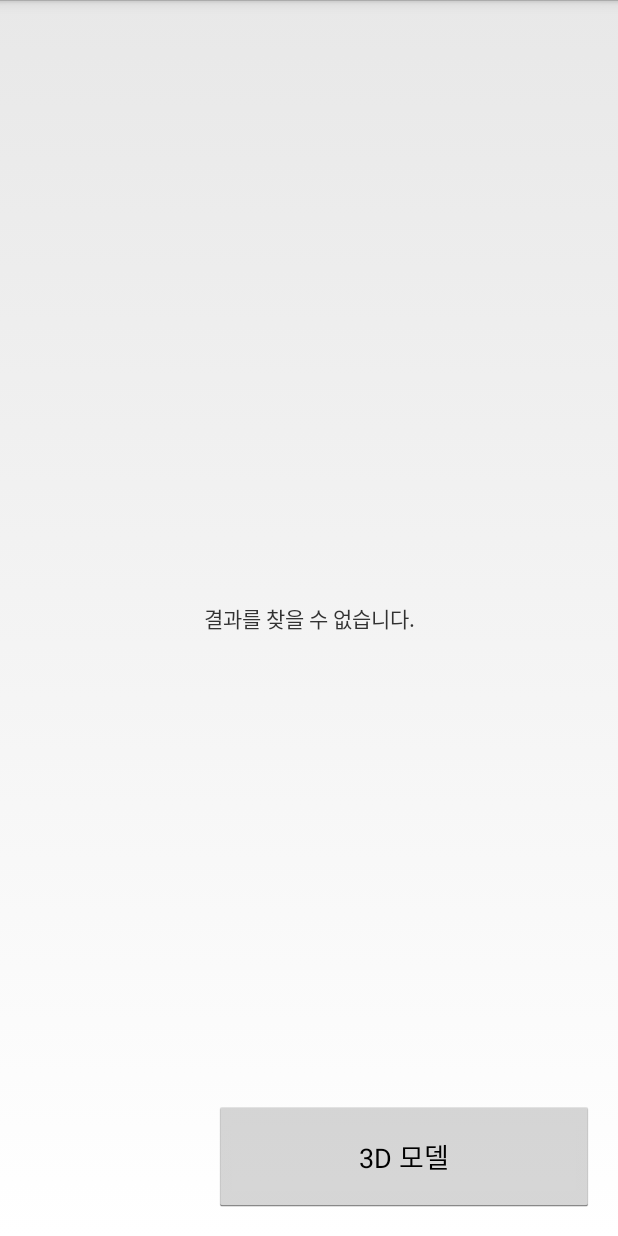
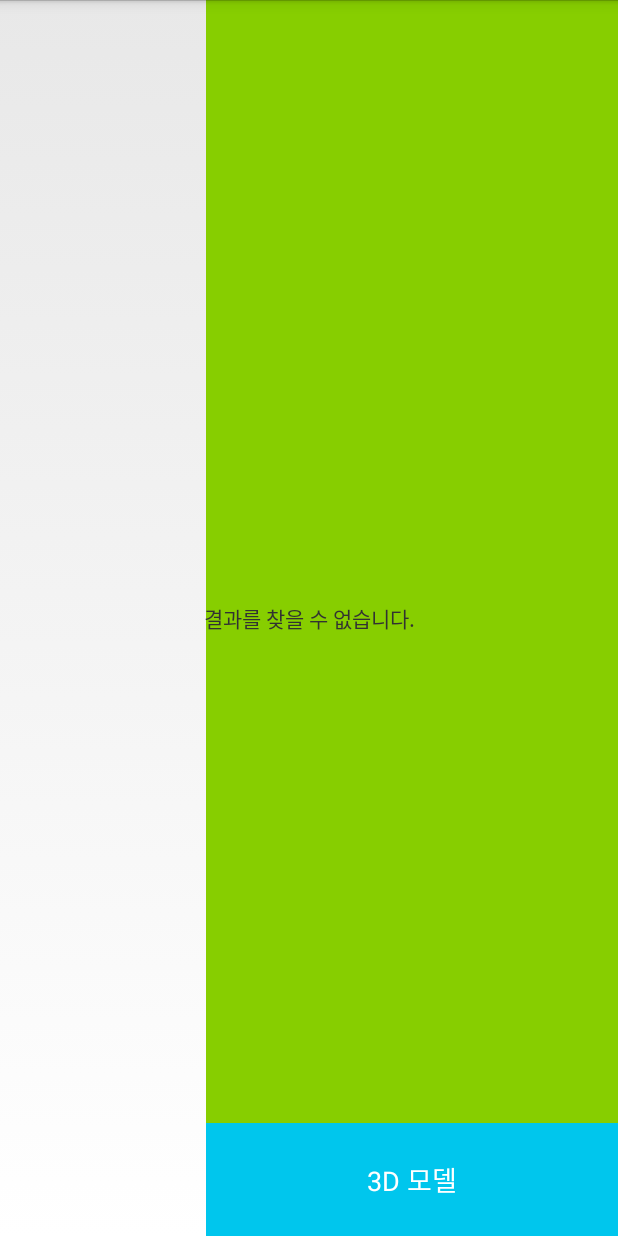
Before and after one commit to YoungGueLim/CDP-11_Edu-MasterPeriodicTable, an Android app: the ResultActivity screen opened directly, with no data from a screen before it, on a phone screen of 412 x 824 dp. Run offline under Robolectric (Android 15) with nearby library versions, the phone set to English and light mode, and no system bars.

Commit message:
combined modeler and something

```diff
--- a/app/src/main/java/sec/masterperiodictable/ResultActivity.java
+++ b/app/src/main/java/sec/masterperiodictable/ResultActivity.java
@@ -4,6 +4,7 @@ import android.app.Activity;
 import android.content.Intent;
 import android.os.Bundle;
 import android.text.Html;
+import android.text.method.ScrollingMovementMethod;
 import android.view.View;
 import android.widget.AdapterView;
 import android.widget.ArrayAdapter;
@@ -36,6 +37,9 @@ public class ResultActivity extends Activity {
         TextView textView1 = (TextView) findViewById(R.id.resultSymbolView);
         TextView textView2 = (TextView) findViewById(R.id.resultFormulaView);
         TextView textView3 = (TextView) findViewById(R.id.resultDesView);
+
+        textView2.setMovementMethod(new ScrollingMovementMethod());
+        textView3.setMovementMethod(new ScrollingMovementMethod());
 
         arrayList = new ArrayList<Integer>();
         ArrayList<String> arrayList2 = new ArrayList<String>();
--- a/app/src/main/res/layout/activity_result.xml
+++ b/app/src/main/res/layout/activity_result.xml
@@ -3,10 +3,6 @@
     android:layout_width="match_parent"
     android:layout_height="match_parent"
     android:orientation="horizontal"
-    android:paddingBottom="@dimen/activity_vertical_margin"
-    android:paddingLeft="@dimen/activity_horizontal_margin"
-    android:paddingRight="@dimen/activity_horizontal_margin"
-    android:paddingTop="@dimen/activity_vertical_margin"
     tools:context="sec.masterperiodictable.ResultActivity">
 
     <LinearLayout
@@ -25,6 +21,7 @@
             android:layout_width="0dp"
             android:layout_height="match_parent"
             android:layout_weight="2"
+            android:background="#87CE00"
             android:orientation="vertical">
 
             <TextView
@@ -34,6 +31,7 @@
                 android:layout_gravity="center_vertical"
                 android:layout_weight="2"
                 android:gravity="center"
+                android:textColor="#FFFFFF"
                 android:text="H"
                 android:textSize="30dp" />
 
@@ -43,9 +41,13 @@
                 android:layout_height="0dp"
                 android:layout_gravity="center_vertical"
                 android:layout_weight="1"
+                android:paddingLeft="16dp"
+                android:paddingRight="10dp"
+                android:textColor="#FFFFFF"
                 android:text="수소"
                 android:textSize="20dp"
-                android:gravity="top|center" />
+                android:gravity="top|center"
+                android:scrollbars="horizontal"/>
 
             <TextView
                 android:id="@+id/resultDesView"
@@ -53,9 +55,14 @@
                 android:layout_height="0dp"
                 android:layout_gravity="center_vertical"
                 android:layout_weight="4"
-                android:gravity="top|center"
+                android:gravity="top|left"
+                android:textColor="#FFFFFF"
                 android:text="수소"
-                android:textSize="20dp" />
+                android:textSize="20dp"
+                android:paddingLeft="16dp"
+                android:paddingRight="10dp"
+                android:scrollbars="vertical"
+                />
 
             <Button
                 android:layout_width="match_parent"
@@ -63,6 +70,8 @@
                 android:text="3D 모델"
                 android:id="@+id/modelButton"
                 android:layout_weight="0.25"
+                android:background="#00C6ED"
+                android:textColor="#FFFFFF"
                 android:layout_gravity="center_horizontal" />
 
         </LinearLayout>
--- a/build.gradle
+++ b/build.gradle
@@ -5,7 +5,7 @@ buildscript {
         jcenter()
     }
     dependencies {
-        classpath 'com.android.tools.build:gradle:2.0.0'
+        classpath 'com.android.tools.build:gradle:2.1.0'
 
         // NOTE: Do not place your application dependencies here; they belong
         // in the individual module build.gradle files
```
Also changed, not shown: 1 other file.
